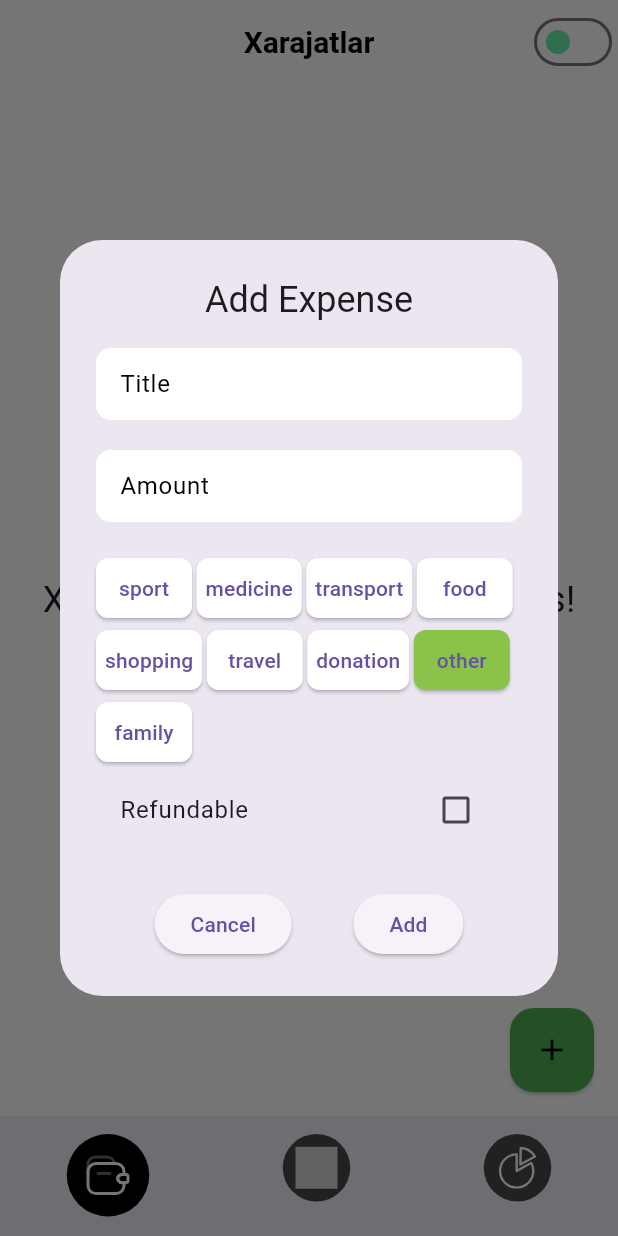
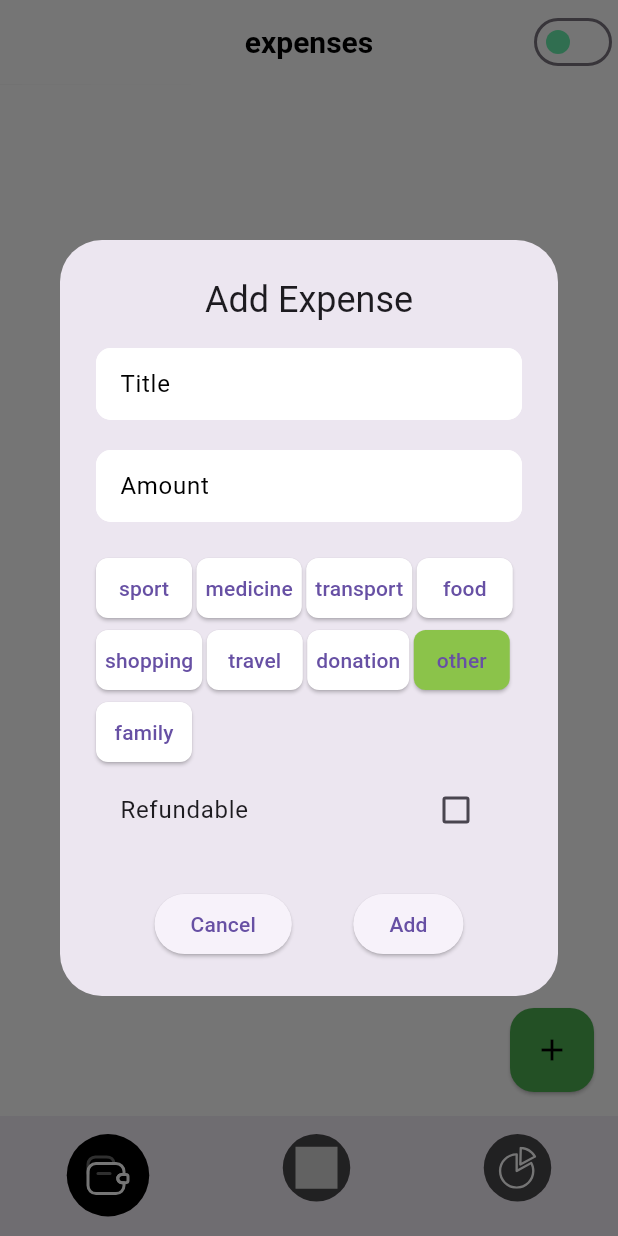
Before and after one commit to shaymardanov9704/my_finance, a Flutter app: the screen it shows after launch, after a tap on the "add" icon, on a phone screen of 412 x 824 dp. Run offline on Flutter 3.47's test engine with Material 2 defaults, Android fonts, the phone set to English and light mode, and no system bars; our stand-ins replace flutter_svg, google_fonts, hive, hive_flutter; accounts and stored records are empty.

Commit message:
add const Strings and change all Strings

```diff
--- a/lib/core/constants/constants.dart
+++ b/lib/core/constants/constants.dart
@@ -0,0 +1,28 @@
+const String kAppName = "My Economic";
+const String kDebts = "debts";
+const String kExpenses = "expenses";
+const String kThemeBox = "expenses";
+const String kCurrentTheme = "currentTheme";
+const String kEditDebt = "Edit Debt";
+const String kAddDebt = "Add Debt";
+const String kBorrowerName = "Borrower Name";
+const String kEnterName = "Enter a name";
+const String kAmount = "Amount";
+const String kEnterAmount = "Enter a valid number";
+const String kDateFormat = "dd.MM.yyyy";
+const String kCancel = "Cancel";
+const String kSave = "Save";
+const String kAdd = "Add";
+const String kDebtsPage = "Debts Page";
+const String kExpensesPage = "Expenses Page";
+const String kNotExpenses = "No expenses yet!";
+const String kNetExpense = "Net Expense";
+const String kEdit = "Edit";
+const String kDelete = "Delete";
+const String kEditExpense = "Edit Expense";
+const String kAddExpense = "Add Expense";
+const String kTitle = "Title";
+const String kRefundable = "Refundable";
+const String kDateFormatWithHour = "HH:mm | dd-MMM yyyy";
+const String kThousandSum = "ming so`m";
+const String kExpensesOffThisMonth ="Ushbu oydagi xarajatlar";
--- a/lib/features/debts/data/repository/debts_box.dart
+++ b/lib/features/debts/data/repository/debts_box.dart
@@ -1,6 +1,7 @@
 import 'package:hive/hive.dart';
+import 'package:my_finance/core/constants/constants.dart';
 import 'package:my_finance/features/debts/data/models/debt.dart';
 
 class DebtsBox {
-  static Box<Debt> getDebts() => Hive.box<Debt>('debts');
+  static Box<Debt> getDebts() => Hive.box<Debt>(kDebts);
 }
--- a/lib/features/debts/presentation/pages/debts_page.dart
+++ b/lib/features/debts/presentation/pages/debts_page.dart
@@ -1,5 +1,6 @@
 import 'package:flutter/material.dart';
 import 'package:hive_flutter/hive_flutter.dart';
+import 'package:my_finance/core/constants/constants.dart';
 import 'package:my_finance/features/debts/data/models/debt.dart';
 import 'package:my_finance/features/debts/data/repository/debts_box.dart';
 import 'package:my_finance/features/debts/presentation/dialogs/debt_dialog.dart';
@@ -13,7 +14,6 @@ class DebtsPage extends StatefulWidget {
 }
 
 class _DebtsPageState extends State<DebtsPage> {
-
   @override
   void dispose() {
     Hive.close();
@@ -23,7 +23,7 @@ class _DebtsPageState extends State<DebtsPage> {
   @override
   Widget build(BuildContext context) => Scaffold(
         appBar: AppBar(
-          title: const Text('Debts Page '),
+          title: const Text(kDebtsPage),
           centerTitle: true,
         ),
         body: ValueListenableBuilder<Box<Debt>>(
@@ -33,7 +33,7 @@ class _DebtsPageState extends State<DebtsPage> {
             if (debts.isEmpty) {
               return const Center(
                 child: Text(
-                  'No expenses yet!',
+                  kNotExpenses,
                   style: TextStyle(fontSize: 24),
                 ),
               );
@@ -51,7 +51,7 @@ class _DebtsPageState extends State<DebtsPage> {
                 children: [
                   const SizedBox(height: 24),
                   Text(
-                    'Net Expense: $newExpenseString',
+                    '$kNetExpense: $newExpenseString',
                     style: TextStyle(
                       fontWeight: FontWeight.bold,
                       fontSize: 20,
--- a/lib/features/debts/presentation/widgets/debt_widget.dart
+++ b/lib/features/debts/presentation/widgets/debt_widget.dart
@@ -1,5 +1,6 @@
 import 'package:flutter/material.dart';
 import 'package:intl/intl.dart';
+import 'package:my_finance/core/constants/constants.dart';
 import 'package:my_finance/features/debts/data/models/debt.dart';
 import 'package:my_finance/features/debts/presentation/dialogs/debt_dialog.dart';
 
@@ -38,7 +39,7 @@ class DebtWidget extends StatelessWidget {
               children: [
                 Expanded(
                   child: TextButton.icon(
-                    label: const Text('Edit'),
+                    label: const Text(kEdit),
                     icon: const Icon(Icons.edit),
                     onPressed: () => showDialog(
                       context: context,
@@ -48,7 +49,7 @@ class DebtWidget extends StatelessWidget {
                 ),
                 Expanded(
                   child: TextButton.icon(
-                    label: const Text('Delete'),
+                    label: const Text(kDelete),
                     icon: const Icon(Icons.delete),
                     onPressed: () => deleteDebt(debt),
                   ),
--- a/lib/features/expenses/data/repository/expenses_box.dart
+++ b/lib/features/expenses/data/repository/expenses_box.dart
@@ -1,6 +1,7 @@
 import 'package:hive/hive.dart';
+import 'package:my_finance/core/constants/constants.dart';
 import 'package:my_finance/features/expenses/data/models/expense.dart';
 
 class ExpensesBox {
-  static Box<Expense> getExpenses() => Hive.box<Expense>('expenses');
+  static Box<Expense> getExpenses() => Hive.box<Expense>(kExpenses);
 }
--- a/lib/features/expenses/presentation/dialogs/expense_dialog.dart
+++ b/lib/features/expenses/presentation/dialogs/expense_dialog.dart
@@ -1,4 +1,5 @@
 import 'package:flutter/material.dart';
+import 'package:my_finance/core/constants/constants.dart';
 import 'package:my_finance/core/constants/enums.dart';
 import 'package:my_finance/features/expenses/data/models/expense.dart';
 import 'package:my_finance/features/expenses/data/repository/expenses_box.dart';
@@ -73,7 +74,7 @@ class _ExpenseDialogState extends State<ExpenseDialog> {
     final isEditing = widget.expense != null;
     return AlertDialog(
       title: Text(
-        isEditing ? 'Edit Expense' : 'Add Expense',
+        isEditing ? kEditExpense : kAddExpense,
         textAlign: TextAlign.center,
       ),
       scrollable: true,
@@ -86,17 +87,17 @@ class _ExpenseDialogState extends State<ExpenseDialog> {
             children: <Widget>[
               CustomTextField(
                 controller: nameController,
-                title: "Title",
+                title: kTitle,
                 validator: (name) =>
-                    name != null && name.isEmpty ? 'Enter a valid name' : null,
+                    name != null && name.isEmpty ? kEnterName : null,
               ),
               CustomTextField(
                 controller: amountController,
-                title: "Amount",
+                title: kAmount,
                 keyboardType: TextInputType.number,
                 validator: (amount) =>
                     amount != null && double.tryParse(amount) == null
-                        ? 'Enter a valid number'
+                        ? kEnterAmount
                         : null,
               ),
               Wrap(
@@ -131,7 +132,7 @@ class _ExpenseDialogState extends State<ExpenseDialog> {
               ),
               CheckboxListTile(
                 value: refundable,
-                title: const Text('Refundable'),
+                title: const Text(kRefundable),
                 onChanged: (_) {
                   setState(() => refundable = !refundable);
                 },
--- a/lib/features/expenses/presentation/pages/expenses_page.dart
+++ b/lib/features/expenses/presentation/pages/expenses_page.dart
@@ -1,6 +1,7 @@
 import 'package:flutter/cupertino.dart';
 import 'package:flutter/material.dart';
 import 'package:hive_flutter/hive_flutter.dart';
+import 'package:my_finance/core/constants/constants.dart';
 import 'package:my_finance/core/utils/app_colors.dart';
 import 'package:my_finance/features/expenses/data/models/expense.dart';
 import 'package:my_finance/features/expenses/data/repository/expenses_box.dart';
@@ -36,7 +37,7 @@ class _ExpensesPageState extends State<ExpensesPage> {
   @override
   Widget build(BuildContext context) => Scaffold(
         appBar: AppBar(
-          title: const Text('Xarajatlar'),
+          title: const Text(kExpenses),
           actions: const [
             CustomSwitchThemeWidget(),
           ],
@@ -48,7 +49,7 @@ class _ExpensesPageState extends State<ExpensesPage> {
             if (expenses.isEmpty) {
               return const Center(
                 child: Text(
-                  'Xarajatlar bu oyda mavjud emas!',
+                  kNotExpenses,
                   style: TextStyle(fontSize: 24),
                 ),
               );
--- a/lib/features/expenses/presentation/widgets/top_widget.dart
+++ b/lib/features/expenses/presentation/widgets/top_widget.dart
@@ -1,4 +1,5 @@
 import 'package:flutter/material.dart';
+import 'package:my_finance/core/constants/constants.dart';
 import 'package:my_finance/core/utils/app_colors.dart';
 import 'package:my_finance/core/utils/app_text_styles.dart';
 
@@ -32,7 +33,7 @@ class TopWidget extends StatelessWidget {
           )
         ],
       ),
-      child: Text('Ushbu oydagi xarajatlar \n$amount',
+      child: Text('$kExpensesOffThisMonth \n$amount',
           textAlign: TextAlign.center,
           style: AppTextStyles.style600.copyWith(fontSize: 20)),
     );
--- a/lib/features/skeleton/provider/theme_provider.dart
+++ b/lib/features/skeleton/provider/theme_provider.dart
@@ -1,5 +1,6 @@
 import 'package:flutter/material.dart';
 import 'package:hive_flutter/hive_flutter.dart';
+import 'package:my_finance/core/constants/constants.dart';
 import 'package:my_finance/core/utils/app_themes.dart';
 
 class ThemeProvider extends ChangeNotifier {
@@ -12,8 +13,8 @@ class ThemeProvider extends ChangeNotifier {
 
   Future<void> _initHive() async {
     await Hive.initFlutter();
-    _themeBox = await Hive.openBox('themeBox');
-    final themeIndex = _themeBox.get('currentTheme', defaultValue: 0);
+    _themeBox = await Hive.openBox(kThemeBox);
+    final themeIndex = _themeBox.get(kCurrentTheme, defaultValue: 0);
     _currentTheme = _getThemeFromIndex(themeIndex);
   }
 
@@ -21,7 +22,7 @@ class ThemeProvider extends ChangeNotifier {
 
   void setTheme(int themeIndex) {
     _currentTheme = _getThemeFromIndex(themeIndex);
-    _themeBox.put('currentTheme', themeIndex);
+    _themeBox.put(kCurrentTheme, themeIndex);
     notifyListeners();
   }
 
--- a/lib/features/skeleton/widgets/custom_text_field.dart
+++ b/lib/features/skeleton/widgets/custom_text_field.dart
@@ -29,10 +29,7 @@ class CustomTextField extends StatelessWidget {
         ),
         child: TextFormField(
           controller: controller,
-          decoration: InputDecoration(
-
-            hintText: title,
-          ),
+          decoration: InputDecoration(hintText: title),
           onTap: onTap,
           readOnly: readOnly,
           cursorWidth: 0,
--- a/lib/main.dart
+++ b/lib/main.dart
@@ -1,5 +1,6 @@
 import 'package:flutter/material.dart';
 import 'package:hive_flutter/hive_flutter.dart';
+import 'package:my_finance/core/constants/constants.dart';
 import 'package:my_finance/core/utils/app_themes.dart';
 import 'package:my_finance/features/skeleton/provider/theme_provider.dart';
 import 'package:provider/provider.dart';
@@ -13,10 +14,10 @@ Future main() async {
   await Hive.initFlutter();
 
   Hive.registerAdapter(ExpenseAdapter());
-  await Hive.openBox<Expense>('expenses');
+  await Hive.openBox<Expense>(kExpenses);
 
   Hive.registerAdapter(DebtAdapter());
-  await Hive.openBox<Debt>('debts');
+  await Hive.openBox<Debt>(kDebts);
 
   runApp(
     MultiProvider(
@@ -32,7 +33,7 @@ class MyApp extends StatelessWidget {
   @override
   Widget build(BuildContext context) {
     return MaterialApp(
-      title: 'Economic App',
+      title: kAppName,
       debugShowCheckedModeBanner: false,
       theme: context.watch<ThemeProvider>().currentTheme,
       darkTheme: AppThemes.dark(),
```
Also changed, not shown: lib/features/debts/presentation/dialogs/debt_dialog.dart (+9 -8 lines), lib/features/expenses/presentation/widgets/expense_widget.dart (+5 -4 lines).
